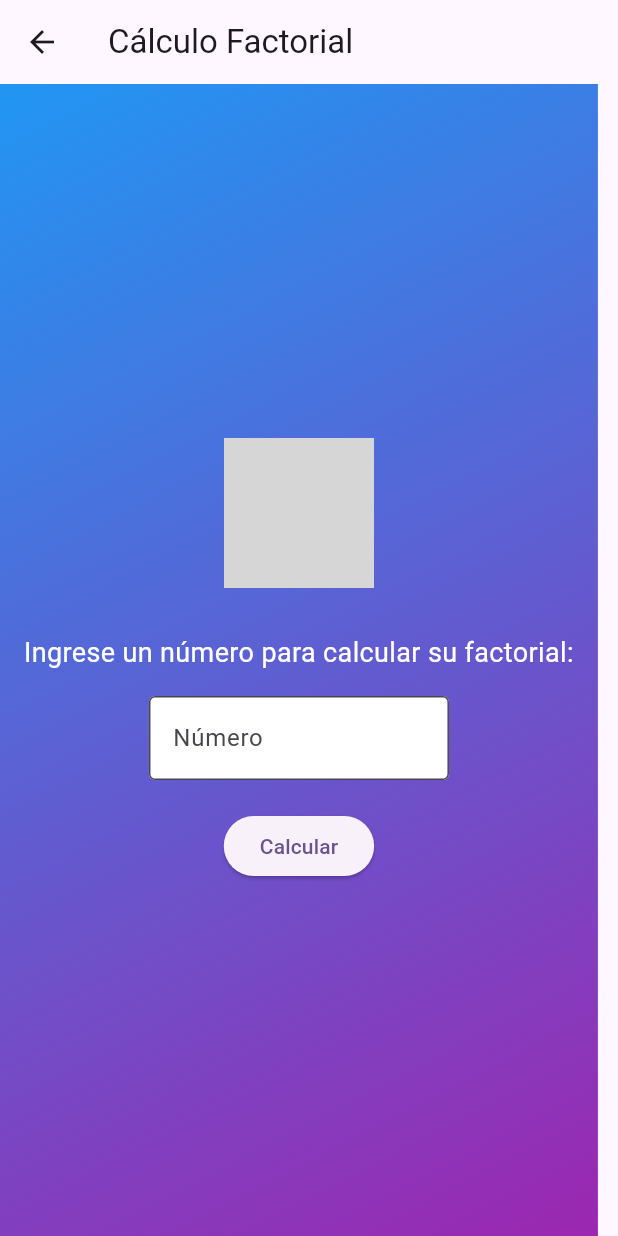
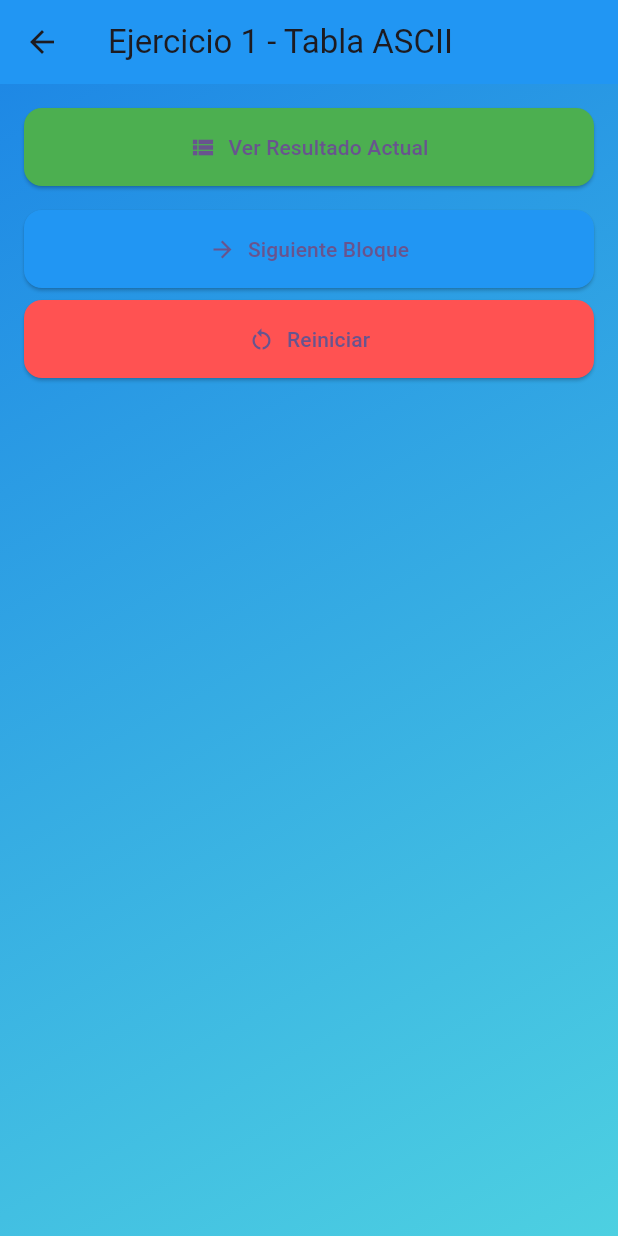
Before and after one commit to Jcnazate11/TareaProblemas_1.2_ControlesBasicos, a Flutter app: the screen it shows after launch, in the side drawer, after a tap on "Ejercicio Nº1", on a phone screen of 412 x 824 dp. Run offline on Flutter 3.47's test engine with Material 3 defaults, Android fonts, the phone set to English and light mode, and no system bars; grey boxes are pictures that could not be loaded.

Commit message:
cambios ejericcio1

```diff
--- a/Controladores/lib/logica/ejer1_logica.dart
+++ b/Controladores/lib/logica/ejer1_logica.dart
@@ -1,21 +1,42 @@
 class Ejer1 {
-  // Constructor vacío para esta clase
   const Ejer1();
 
-  String mostrarTabla() {
-    int n = -1;
-    StringBuffer salida = StringBuffer(); // Para acumular la salida en un String
+  // Genera bloques de 23 valores
+  List<String> generarBloques() {
+    List<String> bloques = [];
+    StringBuffer bloqueActual = StringBuffer();
 
-    while (++n <= 255) {
-      // Pausar cada 23 caracteres
-      if (n % 23 == 0 && n != 0) {
-        salida.write("\nPulse Enter para continuar...\n");
+    for (int n = 0; n <= 255; n++) {
+      String caracter = n >= 32 && n <= 126
+          ? String.fromCharCode(n)
+          : '<${_descripcionCaracterControl(n)}>'; // Descripción para caracteres de control
+
+      // Añade número y carácter al bloque actual
+      bloqueActual.write('$n = \'$caracter\'\n');
+
+      // Cada 23 caracteres, guardar el bloque y comenzar uno nuevo
+      if ((n + 1) % 23 == 0 || n == 255) {
+        bloques.add(bloqueActual.toString());
+        bloqueActual.clear();
       }
-
-      // Acumular el número y su carácter ASCII correspondiente
-      salida.write('\t$n = \'${String.fromCharCode(n)}\'\n');
     }
 
-    return salida.toString(); // Devolver la salida completa como String
+    return bloques; // Devuelve la lista de bloques
+  }
+
+  // Descripciones para caracteres de control
+  String _descripcionCaracterControl(int n) {
+    switch (n) {
+      case 0:
+        return 'NULO';
+      case 9:
+        return 'TAB';
+      case 10:
+        return 'SALTO';
+      case 13:
+        return 'RETORNO';
+      default:
+        return 'CTRL$n';
+    }
   }
 }
--- /dev/null
+++ b/Controladores/lib/pages/ejer1_result_screen.dart
@@ -0,0 +1,40 @@
+import 'package:flutter/material.dart';
+
+class Ejer1ResultadoScreen extends StatelessWidget {
+  final String bloque; // Recibirá el bloque a mostrar como parámetro
+
+  const Ejer1ResultadoScreen({Key? key, required this.bloque}) : super(key: key);
+
+  @override
+  Widget build(BuildContext context) {
+    return Scaffold(
+      appBar: AppBar(
+        title: Text('Resultado - Tabla ASCII'),
+        backgroundColor: Colors.blue,
+      ),
+      body: Container(
+        padding: EdgeInsets.all(16),
+        decoration: BoxDecoration(
+          gradient: LinearGradient(
+            colors: [Colors.blue.shade600, Colors.cyan.shade300],
+            begin: Alignment.topLeft,
+            end: Alignment.bottomRight,
+          ),
+        ),
+        child: SingleChildScrollView(
+          child: Container(
+            padding: EdgeInsets.all(16),
+            decoration: BoxDecoration(
+              color: Colors.white,
+              borderRadius: BorderRadius.circular(12),
+            ),
+            child: Text(
+              bloque,
+              style: TextStyle(fontSize: 14, color: Colors.black87),
+            ),
+          ),
+        ),
+      ),
+    );
+  }
+}
--- a/Controladores/lib/pages/ejer1_screen.dart
+++ b/Controladores/lib/pages/ejer1_screen.dart
@@ -1,81 +1,108 @@
 import 'package:flutter/material.dart';
-import 'ejer2_result_screen.dart';
+import '../logica/ejer1_logica.dart';
+import 'ejer1_result_screen.dart';
 
-class Ejercicio1 extends StatefulWidget {
-  const Ejercicio1({Key? key}) : super(key: key);
+class Ejercicio1Screen extends StatefulWidget {
+  @override
+  _Ejercicio1ScreenState createState() => _Ejercicio1ScreenState();
+}
+
+class _Ejercicio1ScreenState extends State<Ejercicio1Screen> {
+  final Ejer1 _logica = Ejer1(); // Instancia de la lógica
+  late List<String> _bloques; // Bloques generados por la lógica
+  int _indiceActual = 0; // Índice del bloque actual
 
   @override
-  State<Ejercicio1> createState() => _PantallaEntradaState();
+  void initState() {
+    super.initState();
+    _bloques = _logica.generarBloques(); // Generar los bloques al iniciar
   }
 
-class _PantallaEntradaState extends State<Ejercicio1> {
-  final TextEditingController _controller = TextEditingController();
+  void _navegarResultado() {
+    // Navegar hacia la pantalla de resultados
+    Navigator.push(
+      context,
+      MaterialPageRoute(
+        builder: (context) => Ejer1ResultadoScreen(bloque: _bloques[_indiceActual]),
+      ),
+    );
+  }
+
+  void _siguienteBloque() {
+    setState(() {
+      if (_indiceActual < _bloques.length - 1) {
+        _indiceActual++; // Avanzar al siguiente bloque
+      }
+    });
+  }
+
+  void _reiniciar() {
+    setState(() {
+      _indiceActual = 0; // Reiniciar al primer bloque
+    });
+  }
 
   @override
   Widget build(BuildContext context) {
     return Scaffold(
       appBar: AppBar(
-        title: const Text('Cálculo Factorial'),
+        title: Text('Ejercicio 1 - Tabla ASCII'),
+        backgroundColor: Colors.blue,
       ),
       body: Container(
-        decoration: const BoxDecoration(
+        padding: EdgeInsets.all(16),
+        decoration: BoxDecoration(
           gradient: LinearGradient(
+            colors: [Colors.blue.shade600, Colors.cyan.shade300],
             begin: Alignment.topLeft,
             end: Alignment.bottomRight,
-            colors: [
-              Colors.blue,
-              Colors.purple,
-            ],
           ),
         ),
-        child: Padding(
-          padding: const EdgeInsets.all(16.0),
         child: Column(
-            mainAxisAlignment: MainAxisAlignment.center,
+          crossAxisAlignment: CrossAxisAlignment.stretch,
           children: [
-              // Imagen en el centro
-              const CircleAvatar(
-                radius: 50,
-                backgroundImage: AssetImage('assets/factorial_icon.png'),
-              ),
-              const SizedBox(height: 30),
-              const Text(
-                'Ingrese un número para calcular su factorial:',
-                style: TextStyle(fontSize: 18, color: Colors.white),
-                textAlign: TextAlign.center,
-              ),
-              const SizedBox(height: 16),
-              // Campo de texto más corto
-              SizedBox(
-                width: 200,
-                child: TextField(
-                  controller: _controller,
-                  keyboardType: TextInputType.number,
-                  decoration: const InputDecoration(
-                    filled: true,
-                    fillColor: Colors.white,
-                    border: OutlineInputBorder(),
-                    labelText: 'Número',
+            // Botón para navegar a la pantalla de resultados
+            ElevatedButton.icon(
+              icon: Icon(Icons.view_list),
+              label: Text('Ver Resultado Actual'),
+              onPressed: _navegarResultado,
+              style: ElevatedButton.styleFrom(
+                backgroundColor: Colors.green,
+                padding: EdgeInsets.symmetric(vertical: 16),
+                shape: RoundedRectangleBorder(
+                  borderRadius: BorderRadius.circular(12),
                 ),
               ),
             ),
-              const SizedBox(height: 20),
-              ElevatedButton(
-                onPressed: () {
-                  if (_controller.text.isNotEmpty) {
-                    final int numero = int.parse(_controller.text);
-                    Navigator.push(
-                      context,
-                      MaterialPageRoute(
-                        builder: (context) => Ejer2Resultado(numero: numero),
+            SizedBox(height: 16),
+            // Botón para avanzar al siguiente bloque
+            ElevatedButton.icon(
+              icon: Icon(Icons.arrow_forward),
+              label: Text('Siguiente Bloque'),
+              onPressed: _indiceActual < _bloques.length - 1 ? _siguienteBloque : null,
+              style: ElevatedButton.styleFrom(
+                backgroundColor: Colors.blue,
+                padding: EdgeInsets.symmetric(vertical: 16),
+                shape: RoundedRectangleBorder(
+                  borderRadius: BorderRadius.circular(12),
                 ),
-                    );
-                  }
-                },
-                child: const Text('Calcular'),
+              ),
+            ),
+            SizedBox(height: 8),
+            // Botón para reiniciar la tabla
+            ElevatedButton.icon(
+              icon: Icon(Icons.restart_alt),
+              label: Text('Reiniciar'),
+              onPressed: _reiniciar,
+              style: ElevatedButton.styleFrom(
+                backgroundColor: Colors.redAccent,
+                padding: EdgeInsets.symmetric(vertical: 16),
+                shape: RoundedRectangleBorder(
+                  borderRadius: BorderRadius.circular(12),
+                ),
+              ),
             ),
           ],
-          ),
         ),
       ),
     );
--- a/Controladores/lib/pages/menu_screen.dart
+++ b/Controladores/lib/pages/menu_screen.dart
@@ -54,7 +54,7 @@ class Menu extends StatelessWidget {
                 onTap: () {
                   Navigator.push(
                     context,
-                    MaterialPageRoute(builder: (context) => Ejercicio1()),
+                    MaterialPageRoute(builder: (context) => Ejercicio1Screen()),
                   );
                 },
               ),
```
Lines whose indentation alone changed are shown as unchanged.
